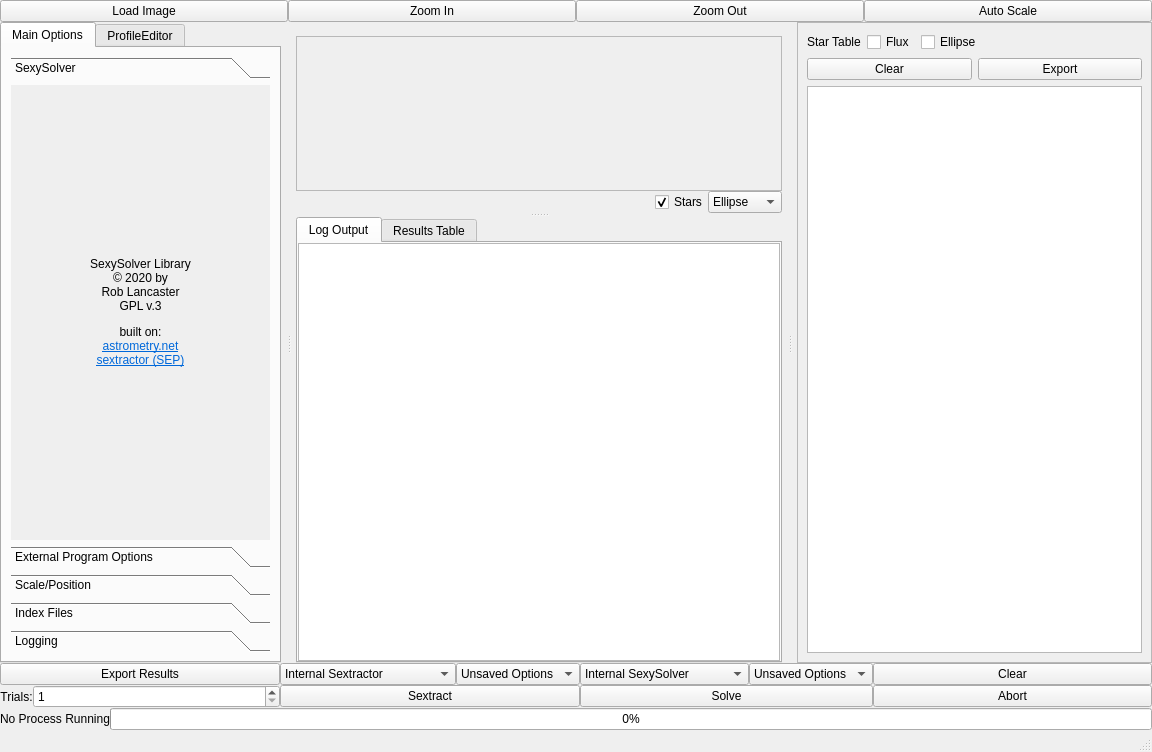
Qt form tester/mainwindow.ui (rlancaste/stellarsolver) before a commit.
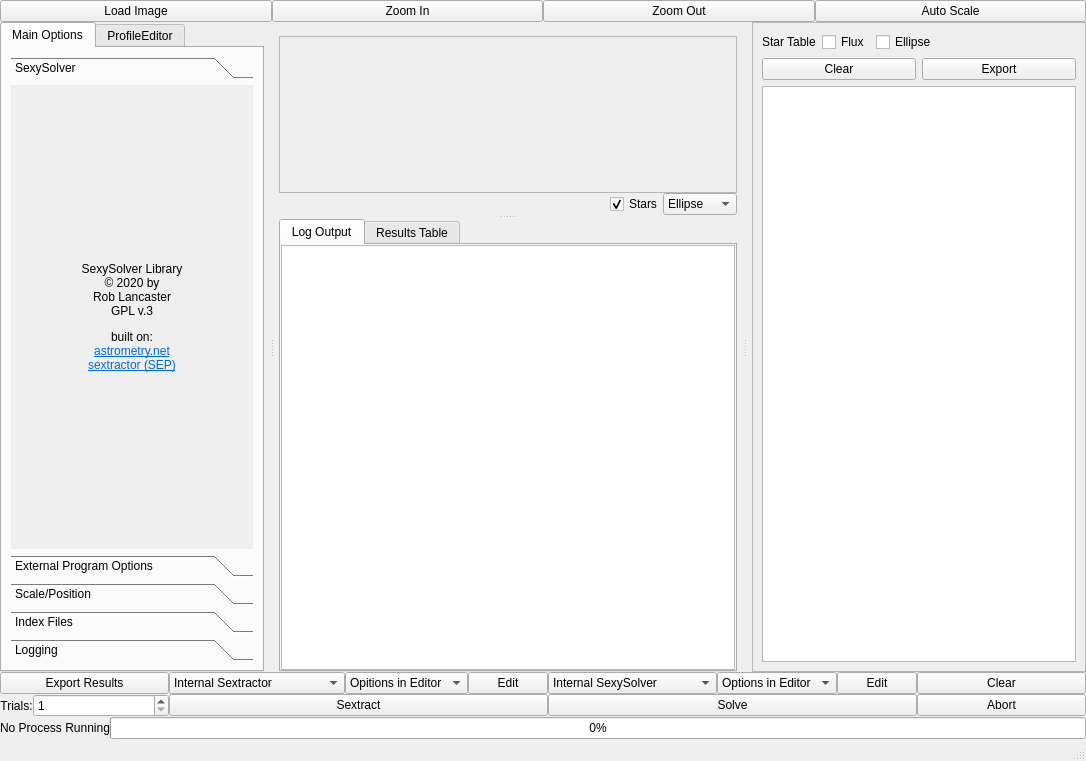
The same form after that commit. The open tabs and pages were chosen to show the change. Icons and pictures are not drawn. Custom widgets are drawn as their Qt base class.

Commit message: Speeding up shutdown of external solvers, Adding automatic selection option for parallel solving algorithms, adding edit buttons for sextracting and solving profiles to alleviate confusion, and fixing a bug with star list positions when downsampled solving takes place

What changed in the file:
```diff
--- a/tester/mainwindow.ui
+++ b/tester/mainwindow.ui
@@ -6,8 +6,8 @@
    <rect>
     <x>0</x>
     <y>0</y>
-    <width>1152</width>
-    <height>752</height>
+    <width>1086</width>
+    <height>761</height>
    </rect>
   </property>
   <property name="font">
@@ -127,8 +127,8 @@
                 <rect>
                  <x>0</x>
                  <y>0</y>
-                 <width>260</width>
-                 <height>361</height>
+                 <width>242</width>
+                 <height>364</height>
                 </rect>
                </property>
                <attribute name="label">
@@ -1387,8 +1387,8 @@
                 <rect>
                  <x>0</x>
                  <y>0</y>
-                 <width>460</width>
-                 <height>129</height>
+                 <width>431</width>
+                 <height>130</height>
                 </rect>
                </property>
                <layout class="QGridLayout" name="gridLayout_2">
@@ -1794,7 +1794,7 @@
           </property>
           <item>
            <property name="text">
-            <string>Unsaved Options</string>
+            <string>Opitions in Editor</string>
            </property>
           </item>
           <item>
@@ -1804,6 +1804,13 @@
           </item>
          </widget>
         </item>
+        <item>
+         <widget class="QPushButton" name="editSextractorProfile">
+          <property name="text">
+           <string>Edit</string>
+          </property>
+         </widget>
+        </item>
        </layout>
       </item>
       <item row="3" column="5">
@@ -1860,7 +1867,7 @@
           </property>
           <item>
            <property name="text">
-            <string>Unsaved Options</string>
+            <string>Options in Editor</string>
            </property>
           </item>
           <item>
@@ -1870,6 +1877,13 @@
           </item>
          </widget>
         </item>
+        <item>
+         <widget class="QPushButton" name="editSolverProfile">
+          <property name="text">
+           <string>Edit</string>
+          </property>
+         </widget>
+        </item>
        </layout>
       </item>
       <item row="3" column="9">
```
Left out of the diff: 35 changed lines with no effect on the pictures. The commit also changes 4 other files.
